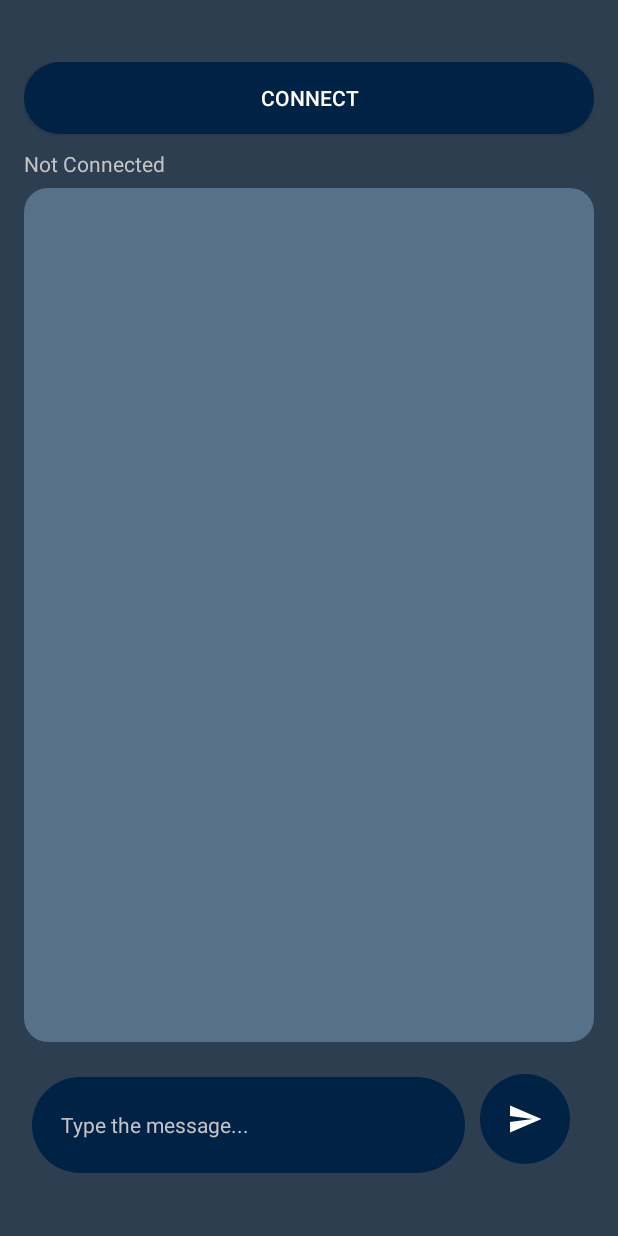
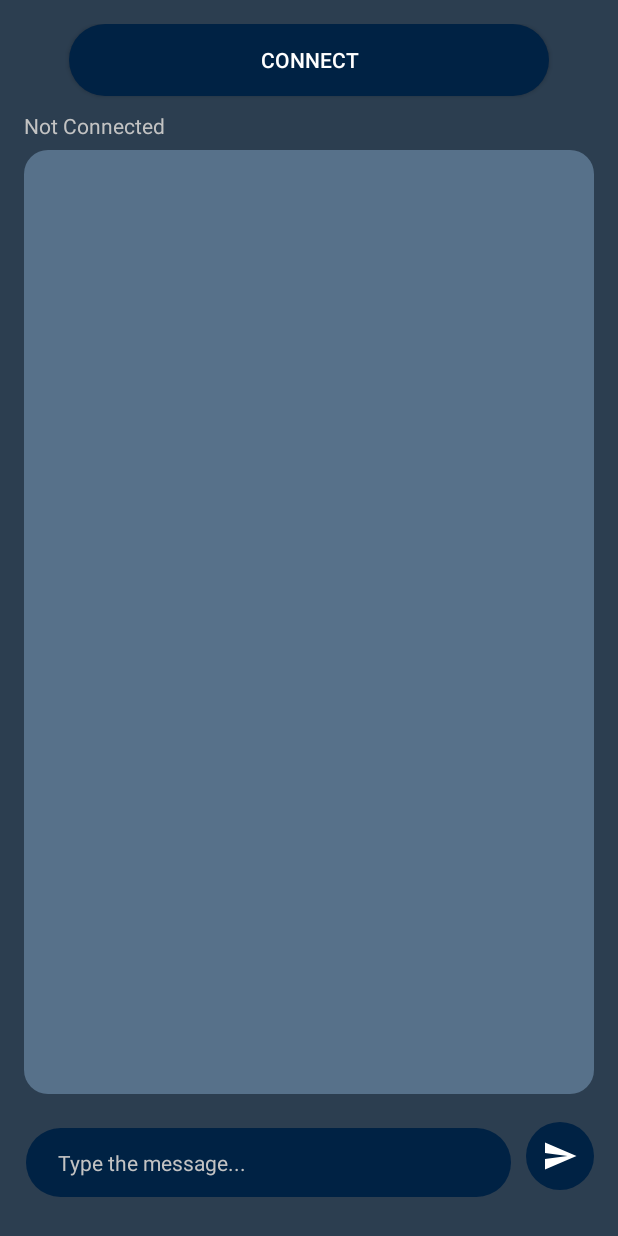
Before and after one commit to jvarghe4/BlueChat, an Android app: the screen it shows after launch (MainActivity), on a phone screen of 412 x 824 dp. Run offline under Robolectric (Android 15) with nearby library versions, the light colour scheme and no system bars.

Commit message:
Modified layouts

```diff
--- a/app/src/main/java/com/chatapp/bluechat/MainActivity.java
+++ b/app/src/main/java/com/chatapp/bluechat/MainActivity.java
@@ -15,6 +15,7 @@
     import android.os.Bundle;
     import android.os.Handler;
     import android.os.Message;
+    import android.view.Gravity;
     import android.view.View;
     import android.widget.AdapterView;
     import android.widget.ArrayAdapter;
@@ -150,6 +151,7 @@
                         chatMessages.add("Me: " + writeMessage);
                         chatAdapter.notifyDataSetChanged();
                         break;
+
                     case MESSAGE_READ:
                         byte[] readBuf = (byte[]) msg.obj;
 
@@ -157,11 +159,13 @@
                         chatMessages.add(connectingDevice.getName() + ":  " + readMessage);
                         chatAdapter.notifyDataSetChanged();
                         break;
+
                     case MESSAGE_DEVICE_OBJECT:
                         connectingDevice = msg.getData().getParcelable(DEVICE_OBJECT);
                         Toast.makeText(getApplicationContext(), "Connected to " + connectingDevice.getName(),
                                 Toast.LENGTH_SHORT).show();
                         break;
+
                     case MESSAGE_TOAST:
                         Toast.makeText(getApplicationContext(), msg.getData().getString("toast"),
                                 Toast.LENGTH_SHORT).show();
--- a/app/src/main/res/layout/activity_main.xml
+++ b/app/src/main/res/layout/activity_main.xml
@@ -1,26 +1,19 @@
 <?xml version="1.0" encoding="utf-8"?>
-<ScrollView xmlns:android="http://schemas.android.com/apk/res/android"
+<RelativeLayout xmlns:android="http://schemas.android.com/apk/res/android"
     xmlns:tools="http://schemas.android.com/tools"
     android:layout_width="match_parent"
     android:layout_height="match_parent"
-    android:fillViewport="true"
-    android:paddingTop="25dp"
-    android:background="@color/chatLayoutBg"
-    android:isScrollContainer="false"
-    android:windowSoftInputMode="adjustResize">
+    android:background="@color/chatLayoutBg">
 
     <LinearLayout
         android:id="@+id/activity_main"
         android:layout_width="match_parent"
         android:layout_height="wrap_content"
         android:orientation="vertical"
-        android:padding="@dimen/activity_horizontal_margin"
+        android:padding="16dp"
+        android:layout_above="@id/inputLayout"
+        android:layout_alignParentTop="true"
         tools:context="">
-
-        <LinearLayout
-            android:layout_width="match_parent"
-            android:layout_height="wrap_content"
-            android:orientation="vertical">
 
         <Button
             android:id="@+id/btn_connect"
@@ -28,69 +21,74 @@
             android:layout_height="wrap_content"
             android:background="@drawable/background_connect_button_grey"
             android:textColor="@color/white"
+            android:layout_marginStart="30dp"
+            android:layout_marginEnd="30dp"
             android:text="Connect" />
 
         <TextView
             android:id="@+id/status"
-                android:layout_gravity="bottom"
             android:layout_width="match_parent"
+            android:layout_height="36dp"
             android:paddingTop="10dp"
-                android:layout_height="36dp"
             android:textColor="@color/secondary_text"
-                android:text="Not Connected" />
+            android:text="Not Connected"
+            android:layout_below="@id/btn_connect"/>
+
+        <ListView
+            android:id="@+id/list"
+            android:layout_width="match_parent"
+            android:layout_height="match_parent"
+            android:layout_gravity="center"
+            android:layout_marginBottom="0dp"
+            android:background="@drawable/background_content_top"
+            android:textColor="@color/white" />
 
     </LinearLayout>
 
-
-        <ListView
-            android:id="@+id/list"
-            android:layout_width="wrap_content"
-            android:layout_height="521dp"
-            android:layout_weight="0.7"
-            android:background="@drawable/background_content_top"
-            android:textColor="@color/white" />
-
     <LinearLayout
+        android:id="@+id/inputLayout"
         android:layout_width="match_parent"
         android:layout_height="wrap_content"
         android:orientation="horizontal"
-            android:layout_marginTop="5dp"
-            android:layout_marginBottom="16dp">
+        android:layout_alignParentBottom="true"
+        android:layout_marginTop="0dp"
+        android:layout_marginBottom="10dp">
 
         <EditText
             android:id="@+id/input_layout"
             android:layout_width="0dp"
-                android:layout_height="match_parent"
+            android:layout_height="46dp"
             android:layout_weight="1"
             android:layout_gravity="center"
+            android:layout_marginStart="17dp"
+            android:layout_marginTop="7dp"
+            android:layout_marginEnd="10dp"
+            android:layout_marginBottom="12dp"
             android:background="@drawable/background_connect_button"
             android:hint="@string/type_the_message"
+            android:paddingStart="21dp"
             android:textColorHint="@color/secondary_text"
-                android:layout_marginTop="16dp"
-                android:layout_marginStart="5dp"
-                android:layout_marginEnd="10dp"
-                android:layout_marginBottom="12dp"
             android:textSize="14sp"
-                android:paddingStart="19dp"/>
+            tools:ignore="RtlSymmetry" />
 
         <FrameLayout
             android:id="@+id/btn_send"
             android:layout_width="wrap_content"
             android:layout_height="wrap_content"
-                android:layout_marginTop="16dp"
+            android:layout_marginTop="7dp"
             android:layout_marginEnd="16dp"
-                android:padding="10dp"
+            android:padding="4dp"
             android:layout_marginBottom="16dp"
-                android:background="@drawable/background_connect_button">
+            android:background="@drawable/background_connect_button"
+            android:layout_gravity="center_vertical|end">
 
             <androidx.appcompat.widget.AppCompatImageView
-                    android:layout_width="match_parent"
-                    android:layout_height="match_parent"
-                    android:padding="8dp"
+                android:layout_width="wrap_content"
+                android:layout_height="wrap_content"
+                android:padding="6.5dp"
                 android:src="@drawable/ic_send"
                 android:tint="@color/white" />
         </FrameLayout>
     </LinearLayout>
 
-    </LinearLayout>
-</ScrollView>
+</RelativeLayout>
```
Lines whose indentation alone changed are shown as unchanged.
